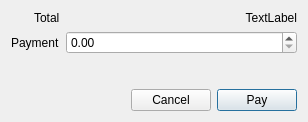
This is libgui/cashier/paycashdialog.ui in apinprastya/sultan as Qt 5 draws it before an edit. The edited form follows.
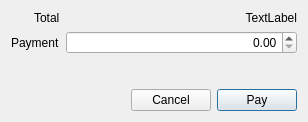
This is the edited form.

Diff of the .ui file:
```diff
--- a/libgui/cashier/paycashdialog.ui
+++ b/libgui/cashier/paycashdialog.ui
@@ -44,7 +44,11 @@
       </widget>
      </item>
      <item row="1" column="1">
-      <widget class="QDoubleSpinBox" name="doubleSpinBox"/>
+      <widget class="QDoubleSpinBox" name="doubleSpinBox">
+       <property name="alignment">
+        <set>Qt::AlignRight|Qt::AlignTrailing|Qt::AlignVCenter</set>
+       </property>
+      </widget>
      </item>
     </layout>
    </item>
```
